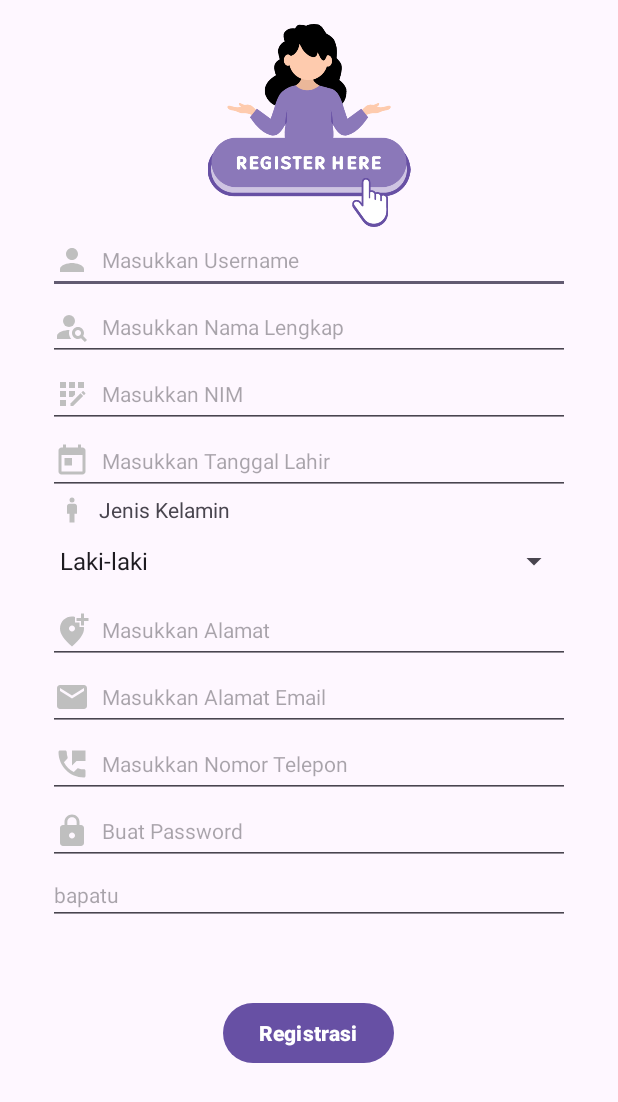
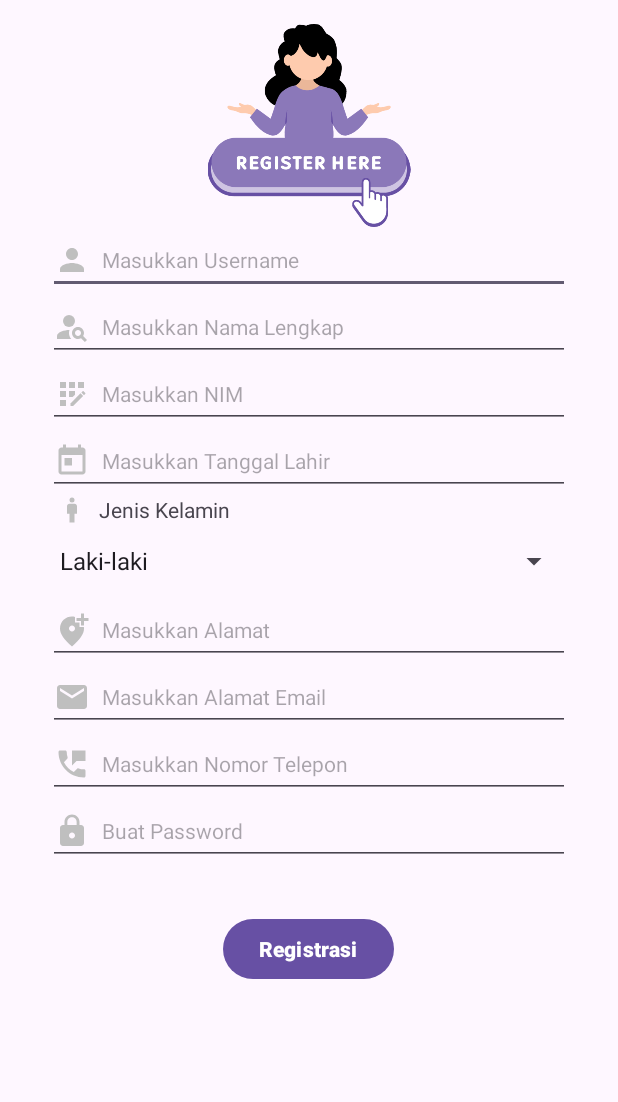
Before and after one commit to ArindaLovi/thestudent, an Android app: the screen it shows after launch (MainActivity), on a phone screen of 412 x 824 dp. Shown: the top 1102 px of the screen. Run offline under Robolectric (Android 15) with nearby library versions, the light colour scheme and no system bars.

Commit message:
UPDATE - Menghapus edit_bapatu

```diff
--- a/app/src/main/res/layout/activity_main.xml
+++ b/app/src/main/res/layout/activity_main.xml
@@ -175,7 +175,7 @@
         android:id="@+id/btn_register"
         android:layout_width="wrap_content"
         android:layout_height="wrap_content"
-        android:layout_marginTop="88dp"
+        android:layout_marginTop="32dp"
         android:text="Registrasi"
         android:textStyle="bold"
         app:layout_constraintEnd_toEndOf="parent"
@@ -183,16 +183,4 @@
         app:layout_constraintStart_toStartOf="parent"
         app:layout_constraintTop_toBottomOf="@+id/edt_password" />
 
-    <EditText
-        android:id="@+id/edit_bapatu"
-        android:layout_width="0dp"
-        android:layout_height="wrap_content"
-        android:ems="10"
-        android:hint="bapatu"
-        android:inputType="text"
-        android:textSize="14sp"
-        app:layout_constraintEnd_toEndOf="@+id/edt_password"
-        app:layout_constraintStart_toStartOf="@+id/edt_password"
-        app:layout_constraintTop_toBottomOf="@+id/edt_password" />
-
 </androidx.constraintlayout.widget.ConstraintLayout>
```
